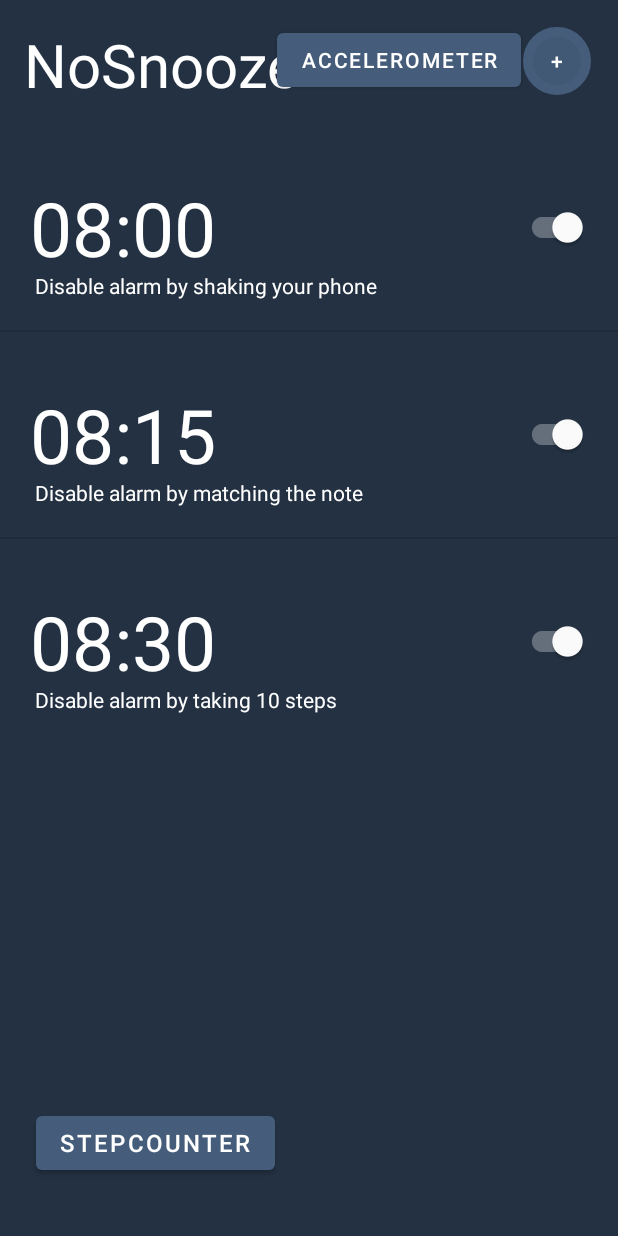
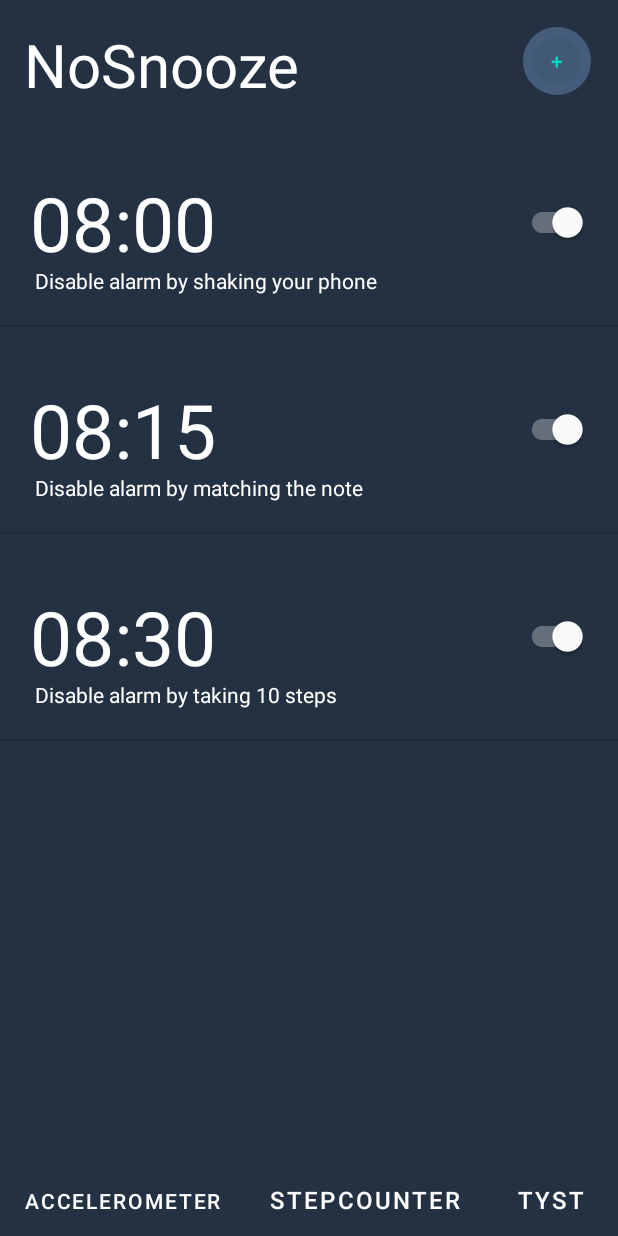
Before and after one commit to LydiaHaile/MAMN01-project, an Android app: the screen it shows after launch (MainActivity), on a phone screen of 412 x 824 dp. Run offline under Robolectric (Android 15) with nearby library versions, the phone set to English and light mode, and no system bars.

```diff
--- a/app/src/main/java/com/example/nosnooze/AlarmAdapter.java
+++ b/app/src/main/java/com/example/nosnooze/AlarmAdapter.java
@@ -4,16 +4,11 @@ import android.app.AlertDialog;
 import android.content.Context;
 import android.content.DialogInterface;
 import android.graphics.Color;
-import android.view.GestureDetector;
 import android.view.LayoutInflater;
-import android.view.MotionEvent;
 import android.view.View;
 import android.view.ViewGroup;
 import android.widget.ArrayAdapter;
-import android.widget.Button;
-import android.widget.Switch;
 import android.widget.TextView;
-import android.widget.Toast;
 
 import androidx.annotation.NonNull;
 import androidx.annotation.Nullable;
@@ -25,7 +20,7 @@ class AlarmAdapter extends ArrayAdapter<Alarm> {
 
     Context context;
     ArrayList<Alarm> alarms;
-    MainActivity ma = new MainActivity();
+    MainActivity mainActivity = new MainActivity();
 
     AlarmAdapter(Context context, ArrayList<Alarm> alarms) {
         super(context, R.layout.row, R.id.alarm_time, alarms);
@@ -43,7 +38,7 @@ class AlarmAdapter extends ArrayAdapter<Alarm> {
         TextView disableMethod = row.findViewById(R.id.disable_method);
         disableMethod.setText(alarms.get(position).getMethod());
         SwitchCompat toggler = row.findViewById(R.id.toggle);
-        toggler.toggle();
+        toggler.setChecked(alarms.get(position).getActive());
         toggler.setOnClickListener(v -> {
             if (toggler.isChecked()) {
                 alarmTime.setTextColor(Color.WHITE);
@@ -55,24 +50,17 @@ class AlarmAdapter extends ArrayAdapter<Alarm> {
                 alarms.get(position).setActive(false);
             }
         });
-
         row.setOnLongClickListener(v -> {
             new AlertDialog.Builder(context)
                     .setTitle("Delete Alarm")
                     .setMessage("Do you really want to delete alarm for " + alarms.get(position).getTime())
                     .setPositiveButton(android.R.string.yes, new DialogInterface.OnClickListener() {
                         public void onClick(DialogInterface dialog, int whichButton) {
-                            ma.removeAlarm(position);
+                            mainActivity.removeAlarm(position);
                         }})
                     .setNegativeButton(android.R.string.no, null).show();
             return false;
         });
-        /*
-        Button button = row.findViewById(R.id.remove_alarm);
-        button.setOnClickListener(v -> {
-
-        });
-        */
         return row;
     }
 }
--- a/app/src/main/java/com/example/nosnooze/MainActivity.java
+++ b/app/src/main/java/com/example/nosnooze/MainActivity.java
@@ -31,7 +31,7 @@ import java.util.Arrays;
 public class MainActivity extends AppCompatActivity {
 
     ListView alarmList;
-    private static ArrayList<Alarm> alarms = new ArrayList<>();
+    private static final ArrayList<Alarm> alarms = new ArrayList<>();
     private static AlarmAdapter alarmAdapter;
 
     @Override
@@ -41,6 +41,10 @@ public class MainActivity extends AppCompatActivity {
         alarmList = findViewById(R.id.alarm_list);
         alarmAdapter = new AlarmAdapter(this, alarms);
         alarmList.setAdapter(alarmAdapter);
+
+        for (Alarm alarm : alarms) {
+            Log.d("debugging", "alarm " + alarm.getTime() + " is " + alarm.getActive());
+        }
 
         //ADDING STANDARD ALARMS FOR DEBUGGING (note that these are being created every time app enters  MainActivity)
         addAlarm(new Alarm("08:00", 1, 1));
@@ -59,7 +63,14 @@ public class MainActivity extends AppCompatActivity {
         }
         if (!timeOccupied) {
             alarms.add(alarm);
+            alarmAdapter.notifyDataSetChanged();
         }
+    }
+
+    public void shutOffAlarm(View view) {
+        Intent serviceIntent = new Intent(this, RingtonePlayingService.class);
+        serviceIntent.putExtra("extra", "alarm_off");
+        this.startService(serviceIntent);
     }
 
     public void removeAlarm(int index) {
@@ -67,11 +78,6 @@ public class MainActivity extends AppCompatActivity {
         alarmAdapter.notifyDataSetChanged();
         Log.d("alarms", "ArrayList size: " + alarms.size());
         Log.d("alarms", "Adapter size: " + alarmAdapter.getCount());
-    }
-
-    public void gotoSensor(View view) {
-        Intent intent = new Intent(this, SensorPage.class);
-        startActivity(intent);
     }
 
     public void stepCounter(View view) {
--- a/app/src/main/java/com/example/nosnooze/RingtonePlayingService.java
+++ b/app/src/main/java/com/example/nosnooze/RingtonePlayingService.java
@@ -50,7 +50,6 @@ public class RingtonePlayingService extends Service {
             this.isRunning = false;
             this.startId = 0;
         } else if(this.isRunning && startId == 1){
-
             this.isRunning = true;
             this.startId = 1;
         }
--- a/app/src/main/res/layout/activity_alarm_setter.xml
+++ b/app/src/main/res/layout/activity_alarm_setter.xml
@@ -5,12 +5,14 @@
     xmlns:tools="http://schemas.android.com/tools"
     android:layout_width="match_parent"
     android:layout_height="match_parent"
-    tools:context=".AlarmSetter">
+    tools:context=".AlarmSetter"
+    android:background="@color/background_dark">
 
     <TextView
         android:id="@+id/time"
         android:layout_width="wrap_content"
         android:layout_height="wrap_content"
+        android:textColor="@color/white"
         android:text="00:00"
         android:textSize="80sp"
         app:layout_constraintBottom_toBottomOf="parent"
@@ -24,7 +26,7 @@
         android:layout_width="wrap_content"
         android:layout_height="wrap_content"
         android:layout_marginTop="16dp"
-        android:text="Done"
+        android:text="Add"
         app:layout_constraintEnd_toEndOf="parent"
         app:layout_constraintHorizontal_bias="0.944"
         app:layout_constraintStart_toStartOf="parent"
--- a/app/src/main/res/layout/activity_main.xml
+++ b/app/src/main/res/layout/activity_main.xml
@@ -34,40 +34,59 @@
         app:layout_constraintTop_toTopOf="parent"
         app:layout_constraintVertical_bias="0.023" />
 
-    <Button
-        android:id="@+id/button3"
-        android:layout_width="wrap_content"
-        android:layout_height="wrap_content"
-        android:onClick="stepCounter"
-        android:text="stepCounter"
-        android:textSize="16sp"
-        app:layout_constraintBottom_toBottomOf="parent"
-        app:layout_constraintEnd_toStartOf="@+id/button"
-        app:layout_constraintHorizontal_bias="0.125"
-        app:layout_constraintStart_toStartOf="parent"
-        app:layout_constraintTop_toTopOf="parent"
-        app:layout_constraintVertical_bias="0.951" />
-
     <ListView
         android:id="@+id/alarm_list"
         android:layout_width="wrap_content"
-        android:layout_height="wrap_content"
-        android:layout_marginTop="20dp"
+        android:layout_height="match_parent"
+        android:layout_marginTop="80dp"
+        android:layout_marginBottom="80dp"
         app:layout_constraintEnd_toEndOf="parent"
         app:layout_constraintHorizontal_bias="0.0"
         app:layout_constraintStart_toStartOf="parent"
-        app:layout_constraintTop_toBottomOf="@+id/button" />
+        app:layout_constraintTop_toBottomOf="@+id/textView" />
 
-    <Button
-        android:id="@+id/button2"
-        android:layout_width="wrap_content"
+
+    <LinearLayout
+        android:layout_width="match_parent"
         android:layout_height="wrap_content"
-        android:layout_marginTop="16dp"
-        android:onClick="accelerometer"
-        android:text="Accelerometer"
-        app:layout_constraintEnd_toStartOf="@+id/button"
-        app:layout_constraintHorizontal_bias="0.541"
-        app:layout_constraintStart_toEndOf="@+id/button3"
-        app:layout_constraintTop_toTopOf="parent" />
+        app:layout_constraintBottom_toBottomOf="parent"
+        app:layout_constraintEnd_toEndOf="parent"
+        app:layout_constraintStart_toStartOf="parent"
+        android:weightSum="3">
+
+        <Button
+            android:id="@+id/button2"
+            android:layout_width="wrap_content"
+            android:layout_height="wrap_content"
+            android:textColor="@color/white"
+            android:layout_weight="1"
+            android:background="@android:color/transparent"
+            android:onClick="accelerometer"
+            android:text="Accelerometer" />
+
+        <Button
+            android:id="@+id/button3"
+            android:layout_width="wrap_content"
+            android:layout_height="wrap_content"
+            android:textColor="@color/white"
+            android:background="@android:color/transparent"
+            android:onClick="stepCounter"
+            android:text="stepCounter"
+            android:textSize="16sp"
+            android:layout_weight="1"/>
+
+        <Button
+            android:layout_width="wrap_content"
+            android:layout_height="wrap_content"
+            android:textColor="@color/white"
+            android:background="@android:color/transparent"
+            android:text="tyst"
+            android:onClick="shutOffAlarm"
+            android:textSize="16sp"
+            android:layout_weight="1"/>
+
+    </LinearLayout>
+
+
 
 </androidx.constraintlayout.widget.ConstraintLayout>
--- a/app/src/main/res/values/themes.xml
+++ b/app/src/main/res/values/themes.xml
@@ -4,7 +4,7 @@
         <!-- Primary brand color. -->
         <item name="colorPrimary">@color/teal3</item>
         <item name="colorPrimaryVariant">@color/background_dark</item>
-        <item name="colorOnPrimary">@color/white</item>
+        <item name="colorOnPrimary">@color/teal_200</item>
         <!-- Secondary brand color. -->
         <item name="colorSecondary">@color/white</item>
         <item name="colorSecondaryVariant">@color/orange</item>
```
Also changed, not shown: app/src/main/java/com/example/nosnooze/AlarmSetter.java (+4 -6 lines).
